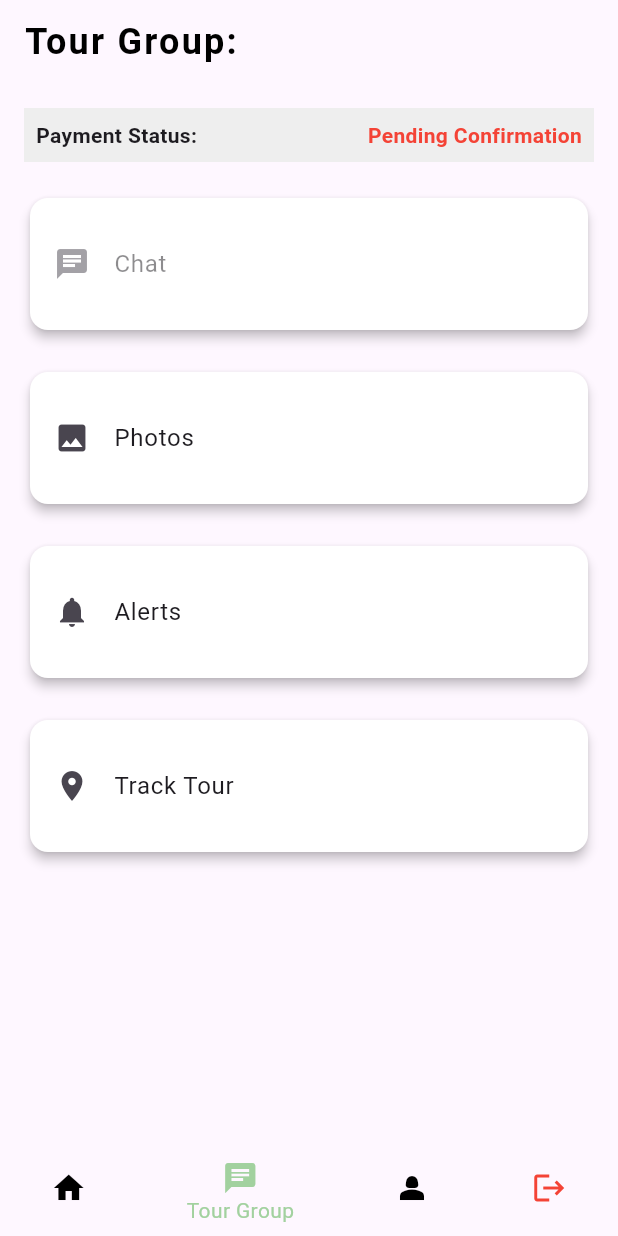
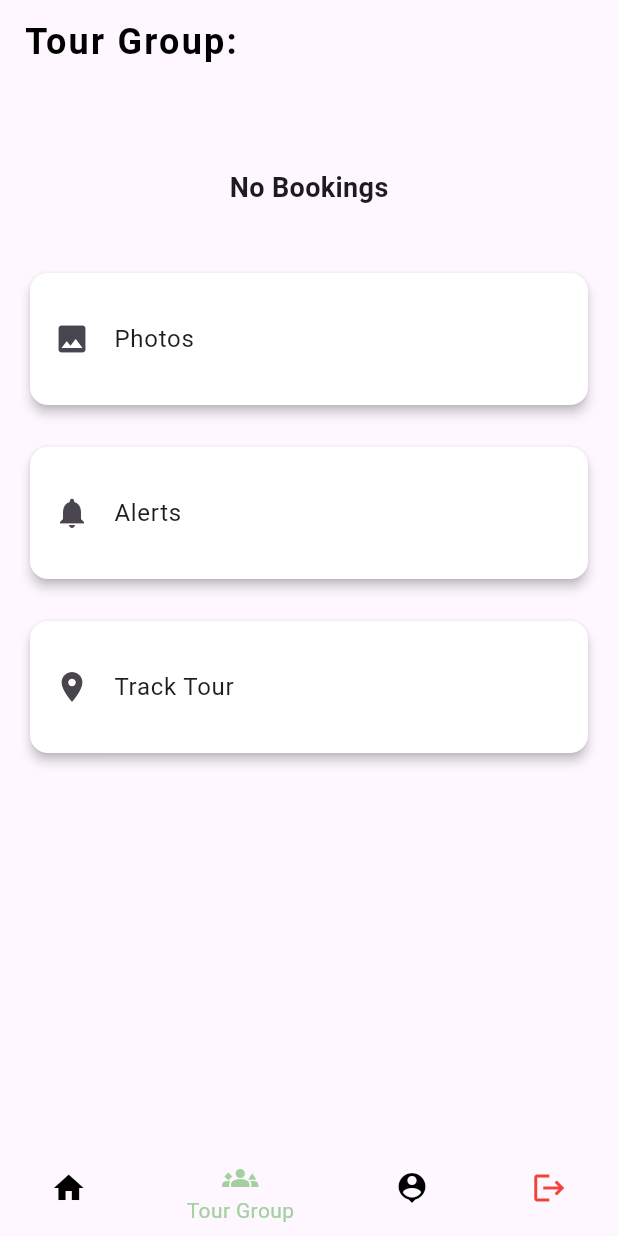
Before and after one commit to Hayyan-Ace/explore_ease, a Flutter app: the UserMainPage screen opened directly, item 2 of the bottom bar chosen, on a phone screen of 412 x 824 dp. Run offline on Flutter 3.47's test engine with Material 3 defaults, Android fonts, the phone set to English and light mode, and no system bars; our stand-ins replace cached_network_image, cloud_firestore, firebase_auth, firebase_core, firebase_messaging, firebase_storage and 7 more; accounts and stored records are empty; project files that could hold a hidden picture were left out.

Commit message:
no bookings logic

```diff
--- a/lib/Screens/UserScreens/user_chat_page.dart
+++ b/lib/Screens/UserScreens/user_chat_page.dart
@@ -1,7 +1,6 @@
 import 'package:flutter/material.dart';
 import 'package:firebase_auth/firebase_auth.dart';
 import 'package:cloud_firestore/cloud_firestore.dart';
-import 'package:flutter/material.dart';
 import 'package:get/get.dart';
 import 'package:travel_ease_fyp/Screens/UserScreens/user_alert_page.dart';
 import 'package:travel_ease_fyp/Screens/UserScreens/user_tracking_page.dart';
@@ -22,8 +21,8 @@ class _UserChatPageState extends State<UserChatPage> {
   late List<Map<String, dynamic>> items = [];
   Stream? groups;
   String currentTourName = ""; // Store the current tour name for app bar
-  bool currentTourVerified =
-      false; // Store the current tour verification status
+  bool currentTourVerified = false; // Store the current tour verification status
+  bool isTourGroupActive = false;
 
   @override
   void initState() {
@@ -70,6 +69,7 @@ class _UserChatPageState extends State<UserChatPage> {
             setState(() {
               currentTourVerified = verified;
               currentTourName = tourName; // Update the current tour name
+              isTourGroupActive = true;
             });
           }
         }
@@ -131,20 +131,22 @@ class _UserChatPageState extends State<UserChatPage> {
   Widget build(BuildContext context) {
     return Scaffold(
       appBar: AppBar(
-
-        title: Text('Tour Group: $currentTourName',
+        title: Text(
+          'Tour Group: $currentTourName',
           style: const TextStyle(
             color: Colors.black,
             letterSpacing: 1.5,
             fontWeight: FontWeight.bold,
             fontSize: 24,
-        ),), // Update app bar title
+          ),
+        ),
       ),
       body: Padding(
         padding: const EdgeInsets.all(16.0),
         child: Column(
           crossAxisAlignment: CrossAxisAlignment.stretch,
           children: [
+            if (isTourGroupActive)
               Container(
                 padding: const EdgeInsets.all(8),
                 color: Colors.grey.shade200,
@@ -158,9 +160,7 @@ class _UserChatPageState extends State<UserChatPage> {
                       ),
                     ),
                     Text(
-                    currentTourVerified
-                        ? 'Confirmed ✓'
-                        : 'Pending Confirmation',
+                      currentTourVerified ? 'Confirmed ✓' : 'Pending Confirmation',
                       style: TextStyle(
                         color: currentTourVerified ? Colors.green : Colors.red,
                         fontWeight: FontWeight.bold,
@@ -170,27 +170,47 @@ class _UserChatPageState extends State<UserChatPage> {
                 ),
               ),
             const SizedBox(height: 20), // Spacer
-            // Chat Card
-            // Chat Card
-            // Chat Card
+            if (isTourGroupActive && currentTourVerified)
               GestureDetector(
-              onTap: currentTourVerified ? () {
+                onTap: () {
                   openChatForTour(currentTourName, currentTourVerified);
-              } : null, // Set onTap to null when payment is not confirmed
+                },
                 child: Card(
                   color: Colors.white,
                   elevation: 3,
-                child: Opacity(
-                  opacity: currentTourVerified ? 1.0 : 0.5, // Reduce opacity if disabled
-                  child: const ListTile(
+                  child: ListTile(
                     contentPadding: EdgeInsets.all(16),
                     leading: Icon(Icons.chat),
                     title: Text('Chat'),
                   ),
                 ),
+              )
+            else if (!isTourGroupActive)
+              Padding(
+                padding: const EdgeInsets.symmetric(vertical: 20),
+                child: Center(
+                  child: Text(
+                    'No Bookings',
+                    style: TextStyle(
+                      fontWeight: FontWeight.bold,
+                      fontSize: 18,
                     ),
                   ),
-
+                ),
+              )
+            else // If tour is active but payment is pending
+              Padding(
+                padding: const EdgeInsets.symmetric(vertical: 20),
+                child: Center(
+                  child: Text(
+                    'Payment Pending',
+                    style: TextStyle(
+                      fontWeight: FontWeight.bold,
+                      fontSize: 18,
+                    ),
+                  ),
+                ),
+              ),
             const SizedBox(height: 20), // Spacer
 // Photos Card
             GestureDetector(
@@ -200,7 +220,7 @@ class _UserChatPageState extends State<UserChatPage> {
                   MaterialPageRoute(builder: (context) => PhotosPage()),
                 );
               },
-              child: const Card(
+              child: Card(
                 color: Colors.white,
                 elevation: 3,
                 child: ListTile(
@@ -219,8 +239,9 @@ class _UserChatPageState extends State<UserChatPage> {
                   MaterialPageRoute(
                     builder: (context) => UserAlertsPage(),
                   ),
-                );              },
-              child: const Card(
+                );
+              },
+              child: Card(
                 color: Colors.white,
                 elevation: 3,
                 child: ListTile(
@@ -233,15 +254,15 @@ class _UserChatPageState extends State<UserChatPage> {
             const SizedBox(height: 20), // Spacer
 // Tour Tracking Card
             GestureDetector(
-              onTap: () {
-                // Navigator.push(
-                //   context,
-                //   MaterialPageRoute(
-                //     builder: (context) => TourTrackingPage(),
-                //   ),
-                // );
-               },
-              child: const Card(
+             /* onTap: () {
+                Navigator.push(
+                  context,
+                  MaterialPageRoute(
+                    builder: (context) => UserTrackingPage(),
+                  ),
+                );
+              },*/
+              child: Card(
                 color: Colors.white,
                 elevation: 3,
                 child: ListTile(
@@ -250,11 +271,10 @@ class _UserChatPageState extends State<UserChatPage> {
                   title: Text('Track Tour'),
                 ),
               ),
-            ),
+            ),            // ...
           ],
         ),
       ),
     );
   }
-
 }
--- a/lib/Screens/UserScreens/user_main_page.dart
+++ b/lib/Screens/UserScreens/user_main_page.dart
@@ -48,8 +48,8 @@ class _UserMainPageState extends State<UserMainPage>{
 
           items: const [
           BottomNavigationBarItem(label: 'Home', icon: Icon(Icons.home)),
-          BottomNavigationBarItem(label: 'Tour Group',icon: Icon(Icons.chat)),
-          BottomNavigationBarItem(label: 'Profile',icon: Icon(Icons.person_2)),
+          BottomNavigationBarItem(label: 'Tour Group',icon: Icon(Icons.groups_3)),
+          BottomNavigationBarItem(label: 'Profile',icon: Icon(Icons.person_pin)),
           BottomNavigationBarItem(label: 'Logout',icon: Icon(Icons.logout, color: Colors.red,),),
           ]
       ),
```
Lines whose indentation alone changed are shown as unchanged.
